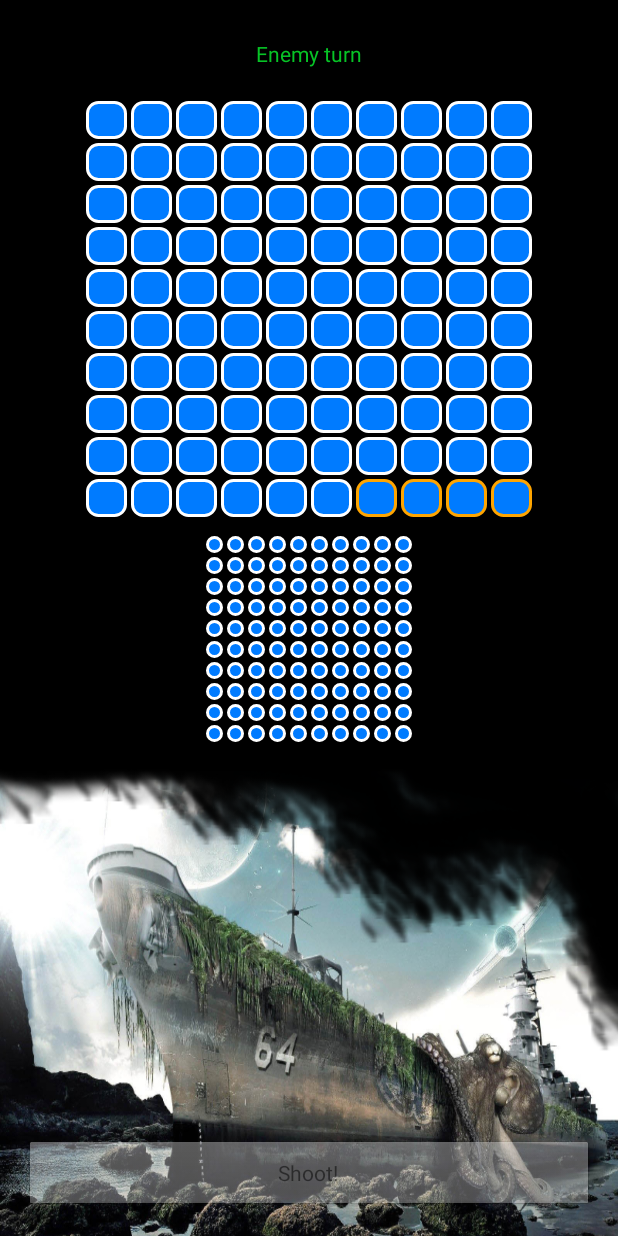
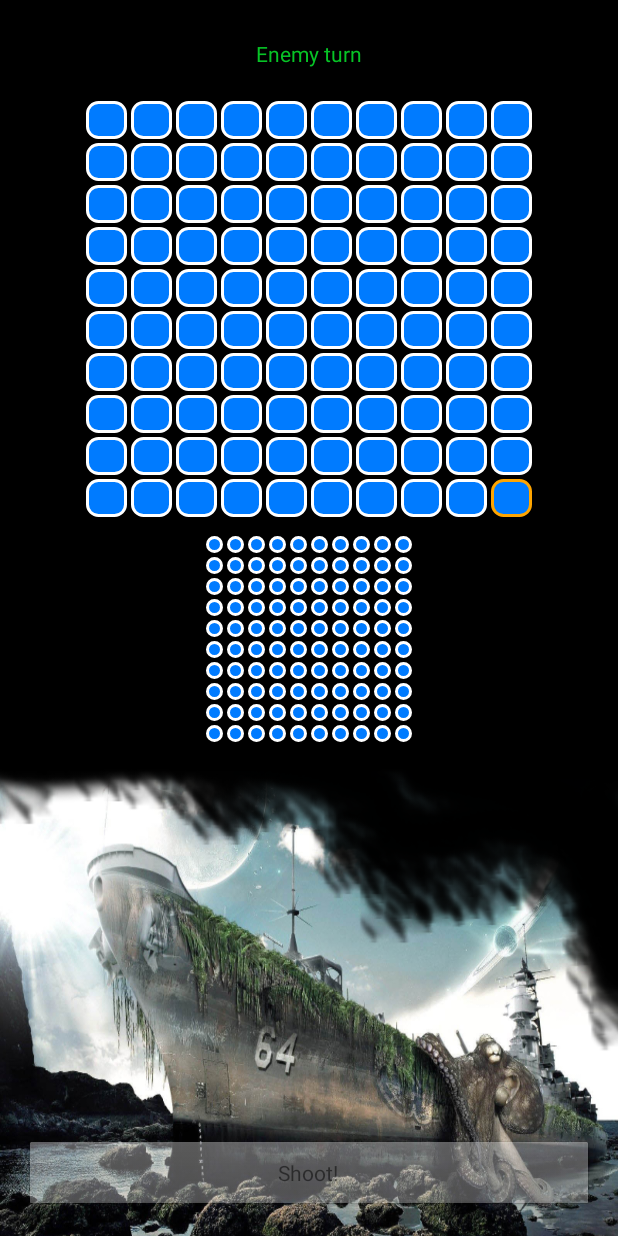
Before and after one commit to Floopy-Doo/Battleship, an Android app: the fragment MultiplayerGameFragment placed in its activity, after a tap on an icon or button, on a phone screen of 412 x 824 dp. Run offline under Robolectric (Android 15) with nearby library versions, the phone set to English and light mode, and no system bars; 1 statement that could not run was skipped; 3 other taps on this screen came first.

Commit message:
bugfix mal der schon besetzten

```diff
--- a/app/src/main/java/ch/hslu/mpbro15/team10/battleship/fragments/MultiplayerGameFragment.java
+++ b/app/src/main/java/ch/hslu/mpbro15/team10/battleship/fragments/MultiplayerGameFragment.java
@@ -719,15 +719,17 @@ private View mView;
         public void onClick(View v) {
             if(previouslyClickedView!=null)
                 previouslyClickedView.setBackground(((BattleshipGameObject)previouslyClickedView.getTag()).getBackground(v));
-            if(!((BattleshipGameObject)v.getTag()).isHit() && !((BattleshipGameObject)v.getTag()).isShot() && myTurn) {
+            if(!((BattleshipGameObject)v.getTag()).isHit() && !((BattleshipGameObject)v.getTag()).isShot()) {
                 previouslyClickedView = v;
                 v.setBackground(v.getResources().getDrawable(R.drawable.selected));
-                Button shoot = (Button) mView.findViewById(R.id.btnShoot);
-                shoot.setEnabled(true);
+                if(myTurn)
+                {
+                    Button shoot = (Button) mView.findViewById(R.id.btnShoot);
+                    shoot.setEnabled(true);
+                }
                 has_selected = true;
             }
             else{
-                v.setBackground(v.getResources().getDrawable(R.drawable.selected));
                 Button shoot = (Button) mView.findViewById(R.id.btnShoot);
                 shoot.setEnabled(false);
             }
```
